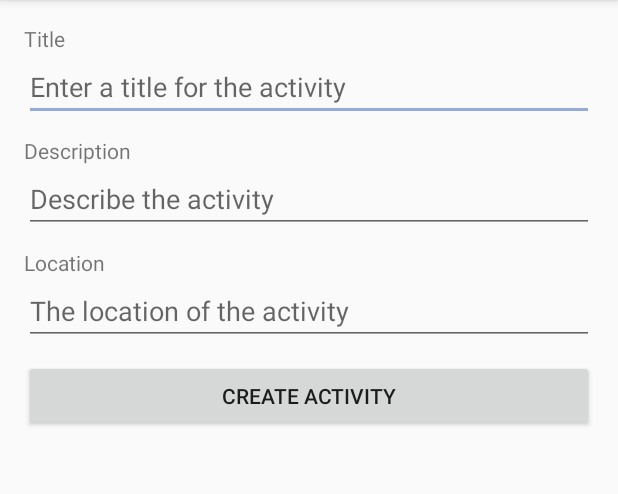
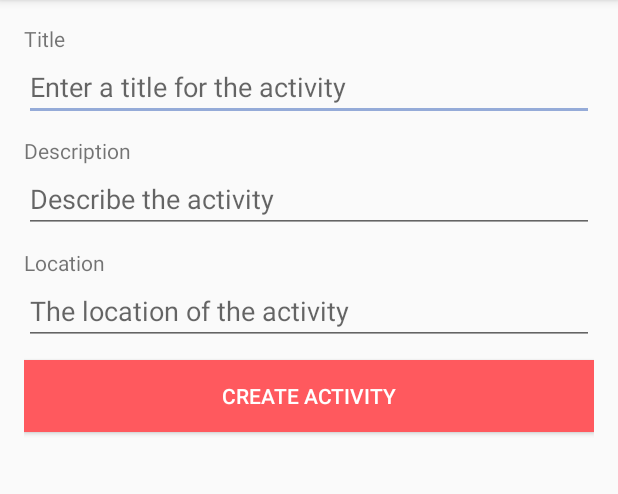
Before and after one commit to act-io/actio, an Android app: the ActivityFragment screen opened directly, with no data from a screen before it, on a phone screen of 412 x 824 dp, the part 84-578 px from its top. Run offline under Robolectric (Android 15) with nearby library versions, the phone set to English and light mode, and no system bars; our stand-ins replace Volley.

Commit message:
change one font color

```diff
--- a/app/src/main/res/layout/fragment_activity.xml
+++ b/app/src/main/res/layout/fragment_activity.xml
@@ -45,6 +45,8 @@
         android:id="@+id/bCreateActivity"
         android:layout_width="match_parent"
         android:layout_height="wrap_content"
-        android:text="Create Activity" />
+        android:text="Create Activity"
+        android:background="@color/colorPrimary"
+        android:textColor="@android:color/background_light"/>
 
 </LinearLayout>
```
